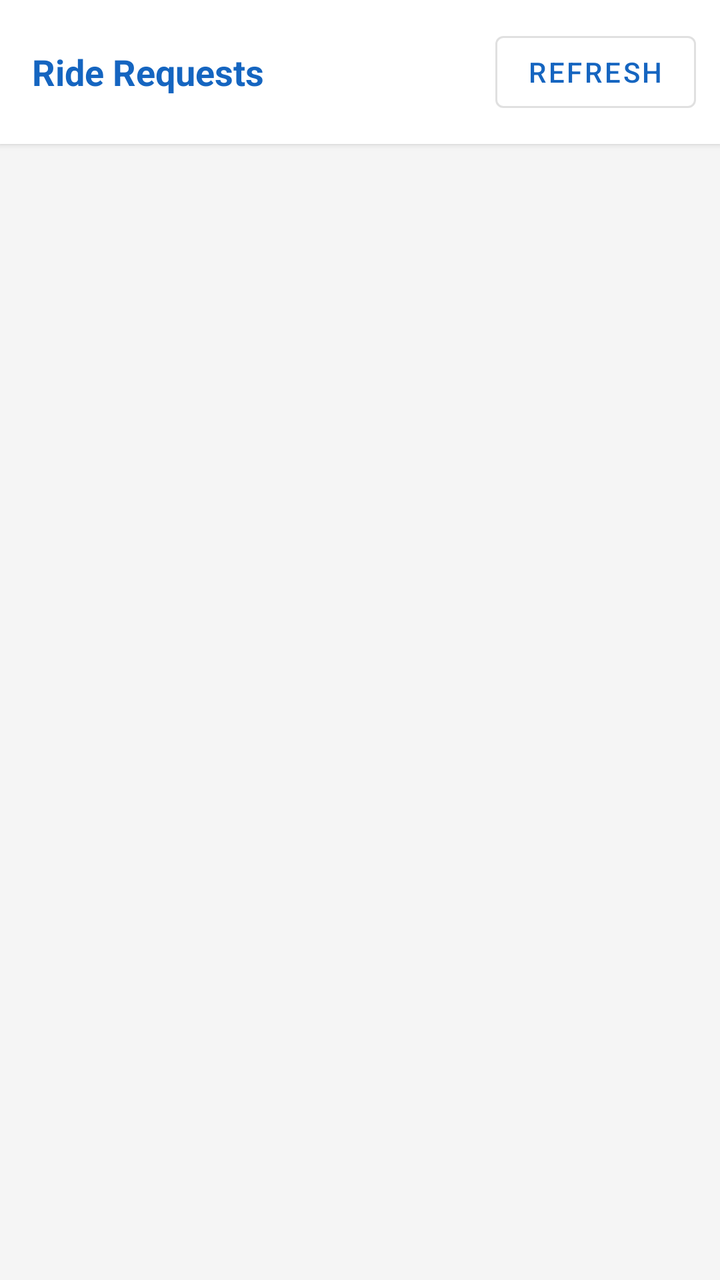
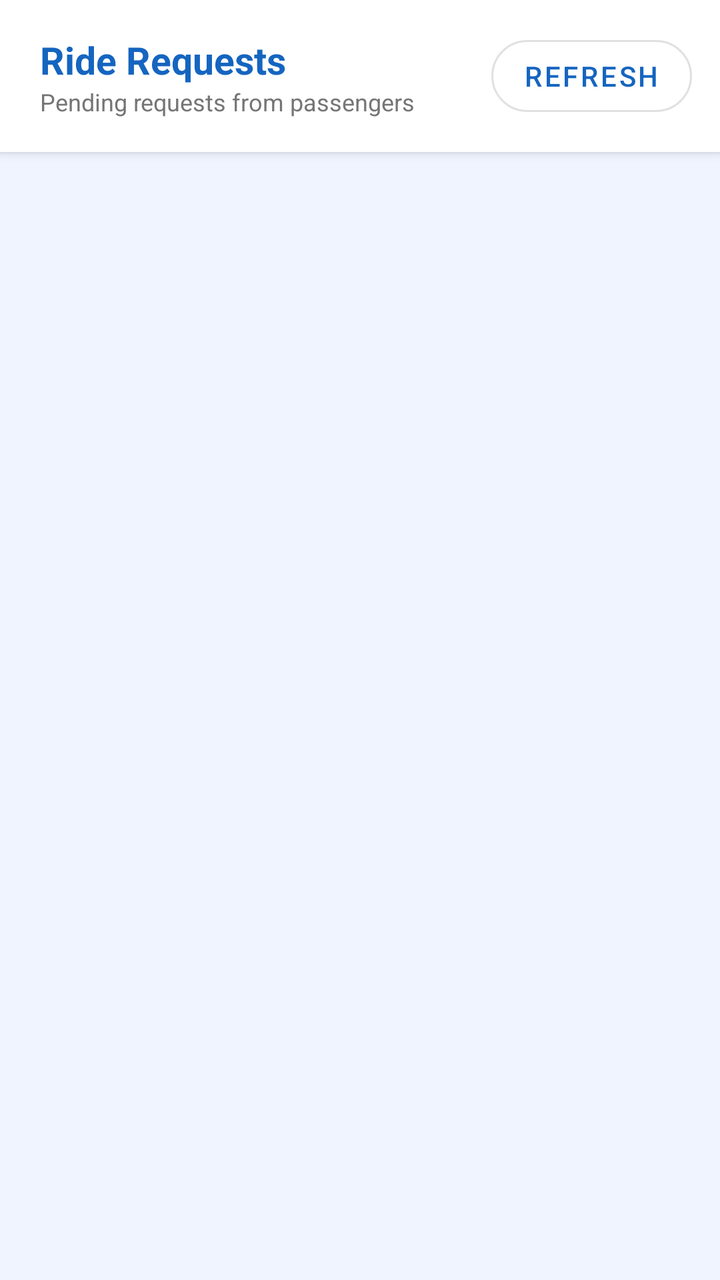

Two renders of the same Android screen: before a commit and after it. Below are the layout's source before the change and the commit's diff.
<!-- AndroidManifest.xml: application theme Theme.MBPTODABookingApp -->
<!-- res/layout/fragment_driver_requests.xml -->
<?xml version="1.0" encoding="utf-8"?>
<LinearLayout xmlns:android="http://schemas.android.com/apk/res/android"
    xmlns:app="http://schemas.android.com/apk/res-auto"
    android:layout_width="match_parent"
    android:layout_height="match_parent"
    android:orientation="vertical">

    
    <LinearLayout
        android:layout_width="match_parent"
        android:layout_height="wrap_content"
        android:background="@color/white"
        android:elevation="2dp"
        android:gravity="center_vertical"
        android:orientation="horizontal"
        android:paddingStart="16dp"
        android:paddingTop="12dp"
        android:paddingEnd="12dp"
        android:paddingBottom="12dp">

        <TextView
            android:layout_width="0dp"
            android:layout_height="wrap_content"
            android:layout_weight="1"
            android:text="@string/ride_requests"
            android:textColor="@color/colorPrimary"
            android:textSize="18sp"
            android:textStyle="bold" />

        <com.google.android.material.button.MaterialButton
            android:id="@+id/btnRefresh"
            style="@style/Widget.MaterialComponents.Button.OutlinedButton"
            android:layout_width="wrap_content"
            android:layout_height="wrap_content"
            android:text="@string/refresh" />

    </LinearLayout>

    <ProgressBar
        android:id="@+id/progressBar"
        android:layout_width="wrap_content"
        android:layout_height="wrap_content"
        android:layout_gravity="center"
        android:layout_marginTop="16dp"
        android:visibility="gone" />

    <androidx.recyclerview.widget.RecyclerView
        android:id="@+id/rvRequests"
        android:layout_width="match_parent"
        android:layout_height="match_parent"
        android:background="@color/lightGrey"
        android:clipToPadding="false"
        android:paddingTop="8dp"
        android:paddingBottom="8dp" />

</LinearLayout>
<!-- resources referenced by this layout -->
<resources>
  <color name="colorPrimary">#1565C0</color>
  <color name="lightGrey">#F5F5F5</color>
  <color name="white">#FFFFFF</color>
  <string name="refresh">Refresh</string>
  <string name="ride_requests">Ride Requests</string>
  <style name="Theme.MBPTODABookingApp" parent="Theme.MaterialComponents.DayNight.NoActionBar">
          <item name="colorPrimary">@color/colorPrimary</item>
          <item name="colorPrimaryVariant">@color/colorPrimaryDark</item>
          <item name="colorOnPrimary">@color/white</item>
          <item name="colorSecondary">@color/colorAccent</item>
          <item name="colorOnSecondary">@color/white</item>
          <item name="android:statusBarColor">@color/colorPrimaryDark</item>
      </style>
  <color name="colorPrimaryDark">#003c8f</color>
  <color name="colorAccent">#FF8F00</color>
</resources>

<!-- the commit's change to res/layout/fragment_driver_requests.xml (unified diff, before → after) -->
@@ -9,27 +9,41 @@
     <LinearLayout
         android:layout_width="match_parent"
         android:layout_height="wrap_content"
-        android:background="@color/white"
-        android:elevation="2dp"
+        android:background="@color/colorSurface"
+        android:elevation="3dp"
         android:gravity="center_vertical"
         android:orientation="horizontal"
-        android:paddingStart="16dp"
-        android:paddingTop="12dp"
-        android:paddingEnd="12dp"
-        android:paddingBottom="12dp">
+        android:paddingStart="20dp"
+        android:paddingTop="14dp"
+        android:paddingEnd="14dp"
+        android:paddingBottom="14dp">
 
-        <TextView
+        <LinearLayout
             android:layout_width="0dp"
             android:layout_height="wrap_content"
             android:layout_weight="1"
-            android:text="@string/ride_requests"
-            android:textColor="@color/colorPrimary"
-            android:textSize="18sp"
-            android:textStyle="bold" />
+            android:orientation="vertical">
+
+            <TextView
+                android:layout_width="wrap_content"
+                android:layout_height="wrap_content"
+                android:text="@string/ride_requests"
+                android:textColor="@color/colorPrimary"
+                android:textSize="19sp"
+                android:textStyle="bold" />
+
+            <TextView
+                android:layout_width="wrap_content"
+                android:layout_height="wrap_content"
+                android:text="Pending requests from passengers"
+                android:textColor="@color/grey_text"
+                android:textSize="12sp" />
+
+        </LinearLayout>
 
         <com.google.android.material.button.MaterialButton
             android:id="@+id/btnRefresh"
-            style="@style/Widget.MaterialComponents.Button.OutlinedButton"
+            style="@style/Widget.App.Button.Outlined"
             android:layout_width="wrap_content"
             android:layout_height="wrap_content"
             android:text="@string/refresh" />
@@ -41,16 +55,16 @@
         android:layout_width="wrap_content"
         android:layout_height="wrap_content"
         android:layout_gravity="center"
-        android:layout_marginTop="16dp"
+        android:layout_marginTop="20dp"
         android:visibility="gone" />
 
     <androidx.recyclerview.widget.RecyclerView
         android:id="@+id/rvRequests"
         android:layout_width="match_parent"
         android:layout_height="match_parent"
-        android:background="@color/lightGrey"
+        android:background="@color/colorBackground"
         android:clipToPadding="false"
-        android:paddingTop="8dp"
-        android:paddingBottom="8dp" />
+        android:paddingTop="12dp"
+        android:paddingBottom="12dp" />
 
 </LinearLayout>
<!-- resource entries referenced after the edit -->
@@ -1,10 +1,18 @@
 <!-- resources referenced by this layout -->
 <resources>
+  <color name="colorBackground">#F0F4FF</color>
   <color name="colorPrimary">#1565C0</color>
-  <color name="lightGrey">#F5F5F5</color>
+  <color name="colorSurface">#FFFFFF</color>
+  <color name="grey_text">#757575</color>
   <color name="white">#FFFFFF</color>
   <string name="refresh">Refresh</string>
   <string name="ride_requests">Ride Requests</string>
+  <style name="Widget.App.Button.Outlined" parent="Widget.MaterialComponents.Button.OutlinedButton">
+          <item name="cornerRadius">24dp</item>
+          <item name="android:paddingTop">4dp</item>
+          <item name="android:paddingBottom">4dp</item>
+          <item name="android:minHeight">48dp</item>
+      </style>
   <style name="Theme.MBPTODABookingApp" parent="Theme.MaterialComponents.DayNight.NoActionBar">
           <item name="colorPrimary">@color/colorPrimary</item>
           <item name="colorPrimaryVariant">@color/colorPrimaryDark</item>
@@ -12,8 +20,22 @@
           <item name="colorSecondary">@color/colorAccent</item>
           <item name="colorOnSecondary">@color/white</item>
           <item name="android:statusBarColor">@color/colorPrimaryDark</item>
+          
+          <item name="materialButtonStyle">@style/Widget.App.Button</item>
+          <item name="materialButtonOutlinedStyle">@style/Widget.App.Button.Outlined</item>
+          
+          <item name="shapeAppearanceMediumComponent">@style/ShapeAppearance.App.MediumComponent</item>
       </style>
   <color name="colorPrimaryDark">#003c8f</color>
   <color name="colorAccent">#FF8F00</color>
+  <style name="Widget.App.Button" parent="Widget.MaterialComponents.Button">
+          <item name="cornerRadius">24dp</item>
+          <item name="android:paddingTop">4dp</item>
+          <item name="android:paddingBottom">4dp</item>
+          <item name="android:minHeight">48dp</item>
+      </style>
+  <style name="ShapeAppearance.App.MediumComponent" parent="ShapeAppearance.MaterialComponents.MediumComponent">
+          <item name="cornerSize">12dp</item>
+      </style>
 </resources>
 
